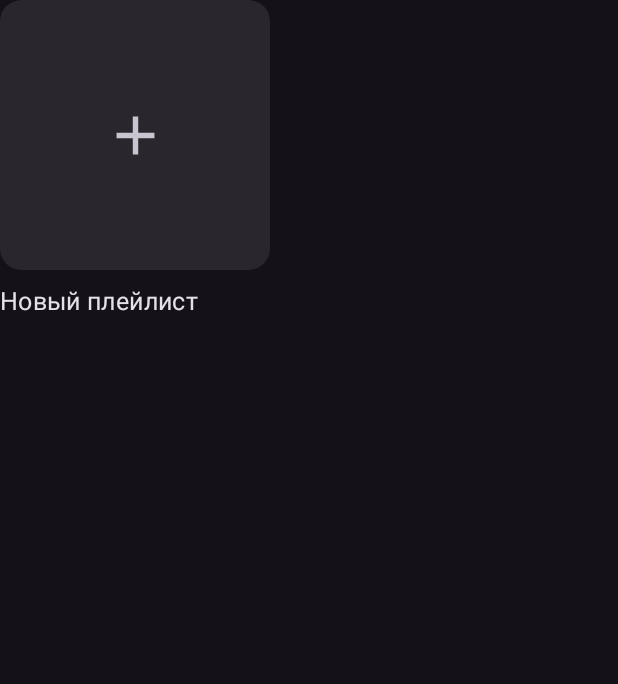
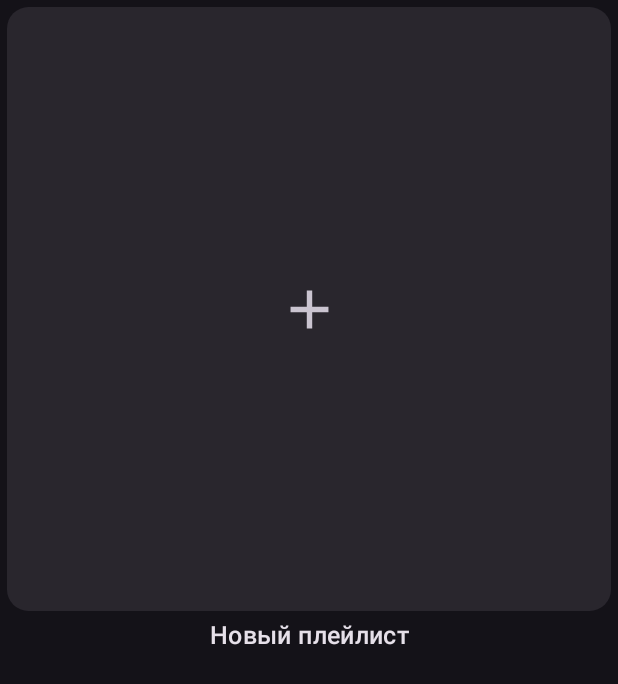
Before and after one commit to nnikitochka/Kord, an Android app built with Jetpack Compose: the composable NewPlaylistCard shown on its own in the app's theme, on a phone screen of 412 x 824 dp. Shown: the top 684 px of the screen. Run offline under Robolectric (Android 15) with nearby library versions, the phone set to English and light mode, and no system bars; 1 statement that could not run was skipped.

Commit message:
feat(ui): smooth hover and press animations with refined playlist card layout

```diff
--- a/shared/src/commonMain/kotlin/su/nnedition/kord/ui/component/page/playlist/NewPlaylistCard.kt
+++ b/shared/src/commonMain/kotlin/su/nnedition/kord/ui/component/page/playlist/NewPlaylistCard.kt
@@ -1,6 +1,13 @@
 package su.nnedition.kord.ui.component.page.playlist
 
+import androidx.compose.animation.animateColorAsState
+import androidx.compose.animation.core.FastOutSlowInEasing
+import androidx.compose.animation.core.tween
+import androidx.compose.foundation.background
 import androidx.compose.foundation.clickable
+import androidx.compose.foundation.interaction.MutableInteractionSource
+import androidx.compose.foundation.interaction.collectIsHoveredAsState
+import androidx.compose.foundation.interaction.collectIsPressedAsState
 import androidx.compose.foundation.layout.Box
 import androidx.compose.foundation.layout.Column
 import androidx.compose.foundation.layout.Spacer
@@ -8,8 +15,10 @@ import androidx.compose.foundation.layout.aspectRatio
 import androidx.compose.foundation.layout.fillMaxSize
 import androidx.compose.foundation.layout.fillMaxWidth
 import androidx.compose.foundation.layout.height
+import androidx.compose.foundation.layout.padding
 import androidx.compose.foundation.layout.size
 import androidx.compose.foundation.layout.width
+import androidx.compose.foundation.shape.RoundedCornerShape
 import androidx.compose.material.icons.Icons
 import androidx.compose.material.icons.filled.Add
 import androidx.compose.material3.Card
@@ -18,25 +27,58 @@ import androidx.compose.material3.Icon
 import androidx.compose.material3.MaterialTheme
 import androidx.compose.material3.Text
 import androidx.compose.runtime.Composable
+import androidx.compose.runtime.getValue
+import androidx.compose.runtime.remember
 import androidx.compose.ui.Alignment
 import androidx.compose.ui.Modifier
+import androidx.compose.ui.draw.clip
+import androidx.compose.ui.graphics.Color
 import androidx.compose.ui.text.font.FontWeight
+import androidx.compose.ui.text.style.TextAlign
 import androidx.compose.ui.text.style.TextOverflow
 import androidx.compose.ui.tooling.preview.Preview
 import androidx.compose.ui.unit.dp
 
 @Composable
-fun NewPlaylistCard(onClick: () -> Unit) {
+fun NewPlaylistCard(
+    onClick: () -> Unit,
+    modifier: Modifier = Modifier
+) {
+    val interactionSource = remember { MutableInteractionSource() }
+    val isHovered by interactionSource.collectIsHoveredAsState()
+    val isPressed by interactionSource.collectIsPressedAsState()
+
+    val highlightColor by animateColorAsState(
+        targetValue = when {
+            isPressed -> MaterialTheme.colorScheme.onSurface.copy(alpha = 0.12f)
+            isHovered -> MaterialTheme.colorScheme.onSurface.copy(alpha = 0.06f)
+            else -> Color.Transparent
+        },
+        animationSpec = tween(durationMillis = 250, easing = FastOutSlowInEasing)
+    )
+
+    Box(
+        modifier = modifier
+            .clip(RoundedCornerShape(16.dp))
+            .background(highlightColor)
+            .clickable(
+                interactionSource = interactionSource,
+                indication = null,
+                onClick = onClick
+            )
+    ) {
         Column(
             modifier = Modifier
-            .width(150.dp)
-            .clickable(onClick = onClick)
+                .fillMaxWidth()
+                .padding(start = 4.dp, top = 4.dp, end = 4.dp, bottom = 6.dp),
+            horizontalAlignment = Alignment.CenterHorizontally
         ) {
             Card(
                 modifier = Modifier
                     .fillMaxWidth()
                     .aspectRatio(1f),
-            shape = androidx.compose.foundation.shape.RoundedCornerShape(12.dp),
+                shape = RoundedCornerShape(12.dp),
+                elevation = CardDefaults.cardElevation(defaultElevation = 0.dp),
                 colors = CardDefaults.cardColors(
                     containerColor = MaterialTheme.colorScheme.surfaceVariant.copy(alpha = 0.4f)
                 )
@@ -53,15 +95,18 @@ fun NewPlaylistCard(onClick: () -> Unit) {
                     )
                 }
             }
-        Spacer(modifier = Modifier.height(8.dp))
+            Spacer(modifier = Modifier.height(4.dp))
             Text(
                 text = "Новый плейлист",
                 style = MaterialTheme.typography.bodyMedium,
-            fontWeight = FontWeight.Normal,
+                fontWeight = FontWeight.Medium,
                 color = MaterialTheme.colorScheme.onSurface,
                 maxLines = 1,
-            overflow = TextOverflow.Ellipsis
+                overflow = TextOverflow.Ellipsis,
+                textAlign = TextAlign.Center,
+                modifier = Modifier.fillMaxWidth()
             )
+        }
     }
 }
 
```
Also changed, not shown: shared/src/commonMain/kotlin/su/nnedition/kord/ui/component/page/playlist/PlaylistCard.kt (+47 -16 lines), shared/src/commonMain/kotlin/su/nnedition/kord/ui/screen/main/MainViewScreen.kt (+48 -8 lines). Lines whose indentation alone changed are shown as unchanged.
